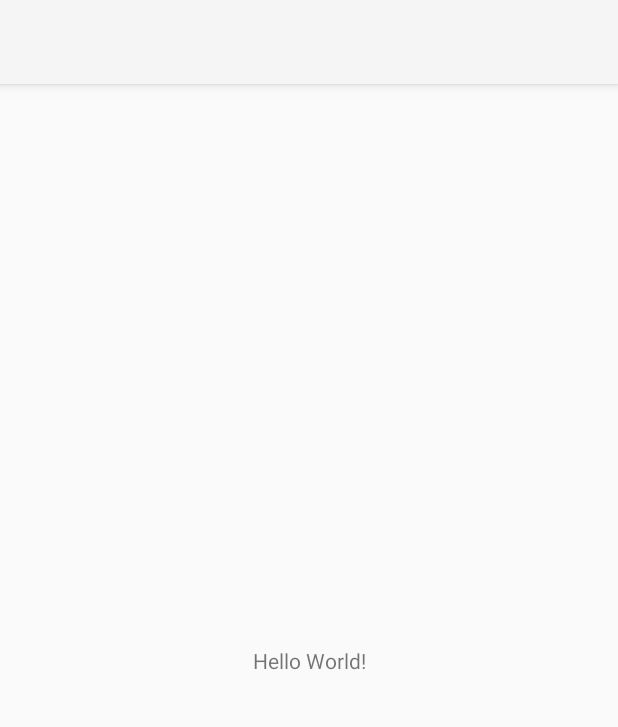
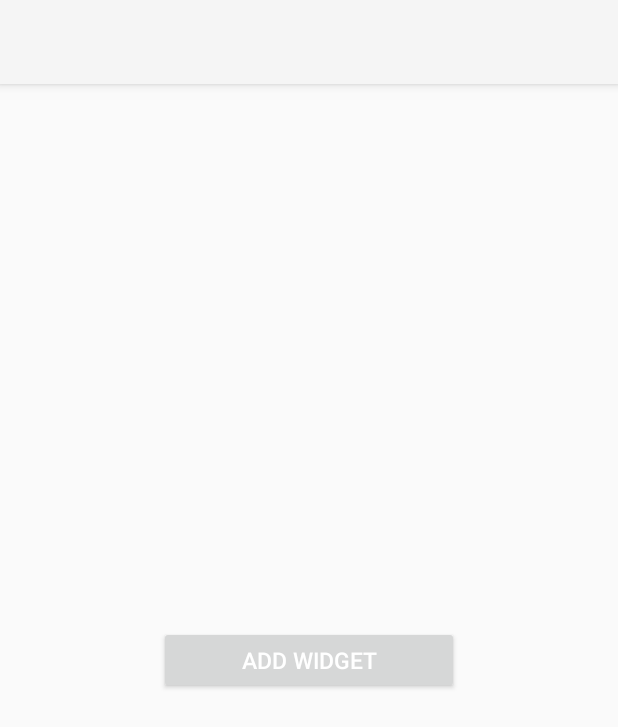
Before and after one commit to Ammar-Alhazinah/Floating-Widget, an Android app: the screen it shows after launch (MainActivity), on a phone screen of 412 x 824 dp. Shown: the top 727 px of the screen. Run offline under Robolectric (Android 15) with nearby library versions, the phone set to English and light mode, and no system bars.

Commit message:
Work on design

```diff
--- a/app/src/main/AndroidManifest.xml
+++ b/app/src/main/AndroidManifest.xml
@@ -1,6 +1,8 @@
 <?xml version="1.0" encoding="utf-8"?>
 <manifest xmlns:android="http://schemas.android.com/apk/res/android"
     package="com.example.floatingwidget">
+
+    <uses-permission android:name="android.permission.SYSTEM_ALERT_WINDOW"/>
 
     <application
         android:allowBackup="true"
@@ -16,6 +18,8 @@
                 <category android:name="android.intent.category.LAUNCHER" />
             </intent-filter>
         </activity>
+
+        <service android:name=".WidgetService" android:enabled="true"/>
     </application>
 
 </manifest>
--- a/app/src/main/java/com/example/floatingwidget/MainActivity.java
+++ b/app/src/main/java/com/example/floatingwidget/MainActivity.java
@@ -1,14 +1,58 @@
 package com.example.floatingwidget;
 
+import androidx.annotation.Nullable;
 import androidx.appcompat.app.AppCompatActivity;
 
+import android.content.Intent;
+import android.net.Uri;
+import android.os.Build;
 import android.os.Bundle;
+import android.provider.Settings;
+import android.view.View;
+import android.widget.Button;
+import android.widget.Toast;
 
 public class MainActivity extends AppCompatActivity {
+    Button buttonAddWidget;
 
     @Override
     protected void onCreate(Bundle savedInstanceState) {
         super.onCreate(savedInstanceState);
         setContentView(R.layout.activity_main);
+
+        buttonAddWidget = findViewById(R.id.button_widget);
+
+        getPermission();
+
+        buttonAddWidget.setOnClickListener(new View.OnClickListener() {
+            @Override
+            public void onClick(View v) {
+                if (!Settings.canDrawOverlays(MainActivity.this)) {
+                    getPermission();
+                } else {
+                    Intent intent = new Intent(MainActivity.this, WidgetService.class);
+                    startService(intent);
+                }
+            }
+        });
+    }
+
+    public void getPermission() {
+        //check for alert window permission
+        if (Build.VERSION.SDK_INT >= Build.VERSION_CODES.M && !Settings.canDrawOverlays(this)) {
+            Intent intent = new Intent(Settings.ACTION_MANAGE_OVERLAY_PERMISSION, Uri.parse("package:" + getPackageName()));
+            startActivityForResult(intent, 1);
+        }
+    }
+
+    @Override
+    protected void onActivityResult(int requestCode, int resultCode, @Nullable Intent data) {
+        super.onActivityResult(requestCode, resultCode, data);
+        if (requestCode == 1) {
+            if (!Settings.canDrawOverlays(MainActivity.this)) {
+                Toast.makeText(this, "Permission denied by user", Toast.LENGTH_SHORT).show();
+
+            }
+        }
     }
 }
--- a/app/src/main/res/layout/activity_main.xml
+++ b/app/src/main/res/layout/activity_main.xml
@@ -1,18 +1,19 @@
 <?xml version="1.0" encoding="utf-8"?>
-<androidx.constraintlayout.widget.ConstraintLayout xmlns:android="http://schemas.android.com/apk/res/android"
+<RelativeLayout
+    xmlns:android="http://schemas.android.com/apk/res/android"
     xmlns:app="http://schemas.android.com/apk/res-auto"
     xmlns:tools="http://schemas.android.com/tools"
     android:layout_width="match_parent"
     android:layout_height="match_parent"
     tools:context=".MainActivity">
 
-    <TextView
-        android:layout_width="wrap_content"
-        android:layout_height="wrap_content"
-        android:text="Hello World!"
-        app:layout_constraintBottom_toBottomOf="parent"
-        app:layout_constraintLeft_toLeftOf="parent"
-        app:layout_constraintRight_toRightOf="parent"
-        app:layout_constraintTop_toTopOf="parent" />
+    <Button
+        android:id="@+id/button_widget"
+        android:layout_width="200dp"
+        android:layout_height="45dp"
+        android:text="Add Widget"
+        android:textColor="@color/white"
+        android:layout_centerInParent="true"
+        android:textSize="15dp"/>
 
-</androidx.constraintlayout.widget.ConstraintLayout>
+</RelativeLayout>
```
Also changed, not shown: app/src/main/java/com/example/floatingwidget/WidgetService.java (added, +172 -0 lines), app/src/main/res/layout/layout_widget.xml (added, +27 -0 lines).
